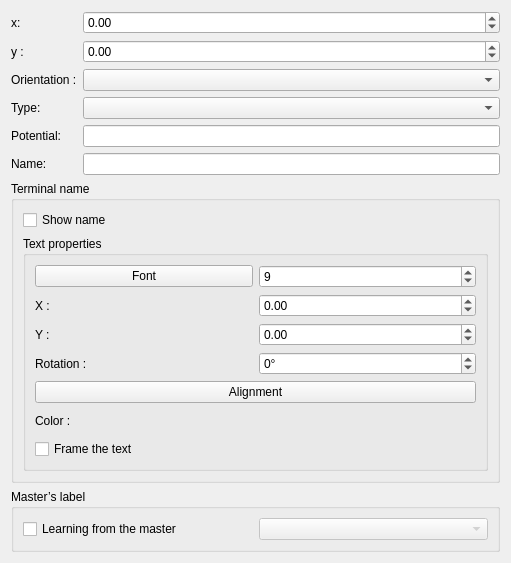
Qt form sources/editor/ui/terminaleditor.ui (Opus-id/qelectrotech-source-mirror) before a commit.
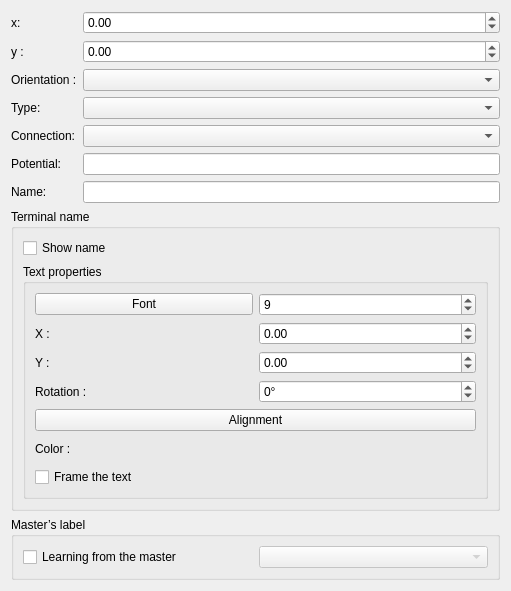
The same form after that commit.

What changed in the file:
```diff
--- a/sources/editor/ui/terminaleditor.ui
+++ b/sources/editor/ui/terminaleditor.ui
@@ -48,7 +48,7 @@
      </property>
     </widget>
    </item>
-   <item row="5" column="1">
+   <item row="6" column="1">
     <widget class="QLineEdit" name="m_name_le"/>
    </item>
    <item row="2" column="1">
@@ -61,7 +61,7 @@
      </property>
     </widget>
    </item>
-   <item row="5" column="0">
+   <item row="6" column="0">
     <widget class="QLabel" name="label_4">
      <property name="text">
       <string>Name:</string>
@@ -79,20 +79,34 @@
     <widget class="QComboBox" name="m_type_cb"/>
    </item>
    <item row="4" column="0">
+    <widget class="QLabel" name="label_connection">
+     <property name="text">
+      <string>Connection:</string>
+     </property>
+    </widget>
+   </item>
+   <item row="4" column="1">
+    <widget class="QComboBox" name="m_connection_cb">
+     <property name="toolTip">
+      <string>What may be connected to this terminal. An electrical terminal takes wires; the other kinds are for P&amp;ID symbols and take no wire: a nozzle takes one pipe line, an instrument a signal line, a machine shaft its drive.</string>
+     </property>
+    </widget>
+   </item>
+   <item row="5" column="0">
     <widget class="QLabel" name="label_potential">
      <property name="text">
       <string>Potential:</string>
      </property>
     </widget>
    </item>
-   <item row="4" column="1">
+   <item row="5" column="1">
     <widget class="QLineEdit" name="m_potential_le">
      <property name="toolTip">
       <string>No effect unless "Function separation" is checked (all terminals of the block then stay connected). When it is checked, terminals sharing the same value stay connected to each other and the others are isolated.</string>
      </property>
     </widget>
    </item>
-   <item row="6" column="0" colspan="2">
+   <item row="7" column="0" colspan="2">
     <widget class="QGroupBox" name="m_label_gb">
      <property name="title">
       <string>Terminal name</string>
@@ -228,7 +242,7 @@
      </layout>
     </widget>
    </item>
-   <item row="7" column="0" colspan="2">
+   <item row="8" column="0" colspan="2">
     <widget class="QGroupBox" name="m_master_label_gb">
      <property name="title">
       <string>Master’s label</string>
```
